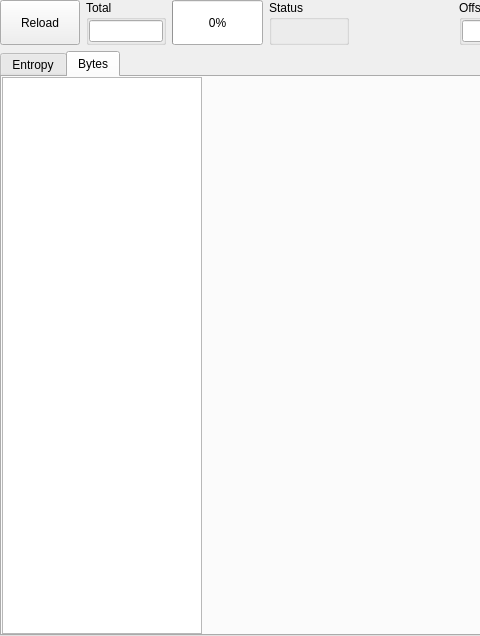
horsicq/XEntropyWidget, file xentropywidget.ui: the form before one commit; both pictures show x 0 to 480 and y 0 to 636 of the 819 by 636 pixel window.
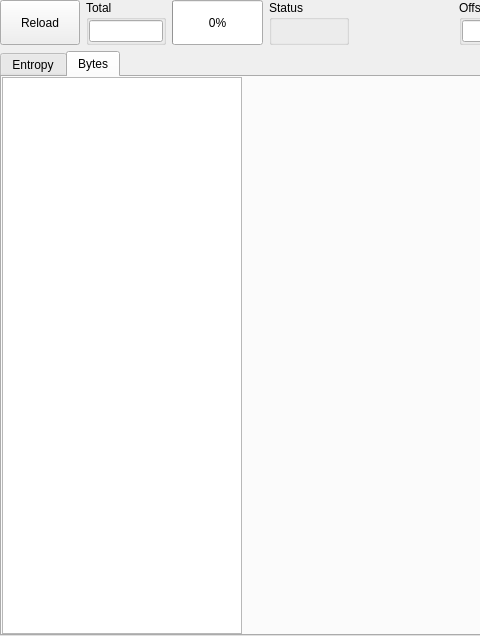
The form after the commit. The open tabs and pages were chosen to show the change. Custom widgets are drawn as their Qt base class.

```diff
--- a/xentropywidget.ui
+++ b/xentropywidget.ui
@@ -399,7 +399,7 @@
         <widget class="QTableWidget" name="tableWidgetBytes">
          <property name="maximumSize">
           <size>
-           <width>200</width>
+           <width>240</width>
            <height>16777215</height>
           </size>
          </property>
```
